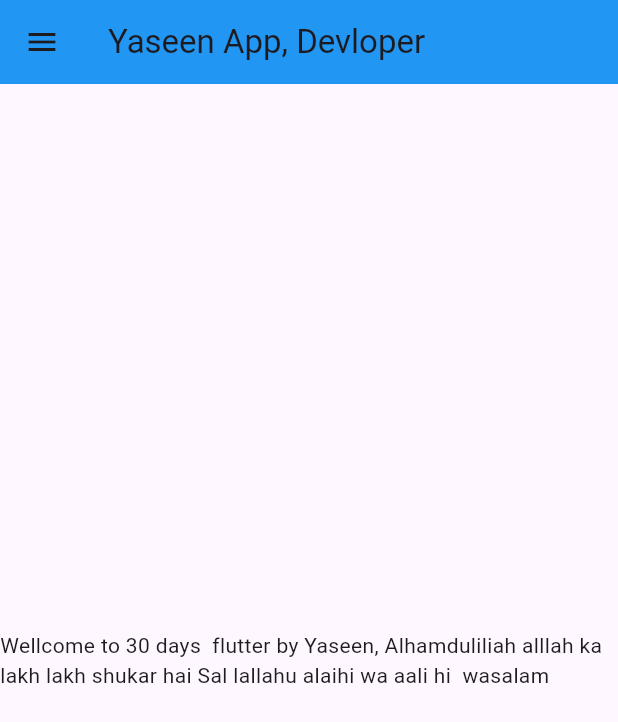
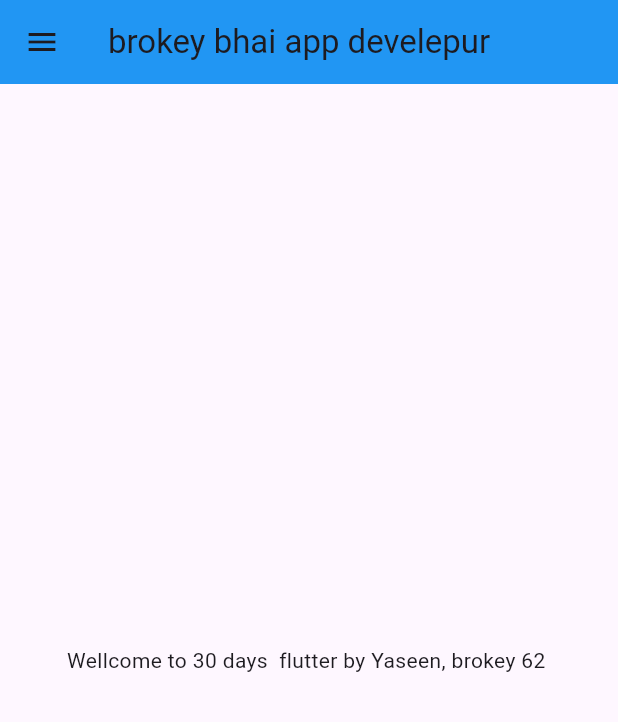
Before and after one commit to Yaseen-A-Inamdar/Working-on-project-, a Flutter app: the screen it shows after launch, on a phone screen of 412 x 824 dp. Shown: the top 722 px of the screen. Run offline on Flutter 3.47's test engine with Material 3 defaults, Android fonts, the phone set to English and light mode, and no system bars.

Commit message:
Day 3 Completed

```diff
--- a/lib/Home_page.dart
+++ b/lib/Pages_or_Scareens/Home_page.dart
@@ -18,12 +18,12 @@ class HomePage extends StatelessWidget {
 
     return Scaffold(
       appBar: AppBar(
-        title: Text("Yaseen App, Devloper"),
+        title: Text("brokey bhai app develepur"),
         backgroundColor: Colors.blue,
       ),
       body: Center(
         child: Text(
-          "Wellcome to $num1 days  flutter by $name, Alhamduliliah alllah ka lakh lakh shukar hai Sal lallahu alaihi wa aali hi  wasalam ",
+          "Wellcome to $num1 days  flutter by $name, brokey 62 ",
         ),
       ),
       drawer: Drawer(),
--- a/lib/main.dart
+++ b/lib/main.dart
@@ -1,4 +1,5 @@
-import 'package:creating_first_project_alhamdulillah/Home_page.dart';
+import 'package:creating_first_project_alhamdulillah/Pages_or_Scareens/Home_page.dart';
+import 'package:creating_first_project_alhamdulillah/Pages_or_Scareens/login_page.dart';
 import 'package:flutter/material.dart';
 
 void main() {
@@ -10,6 +11,17 @@ class MyApp extends StatelessWidget {
 
   @override
   Widget build(BuildContext context) {
-    return MaterialApp(home: HomePage());
+    return MaterialApp(
+      // home: HomePage(), hamne niche route diya tu already home page ek rote or ek route dere hai tu wo error dera
+      themeMode: ThemeMode.light,
+      theme: ThemeData(primarySwatch: Colors.green),
+      darkTheme: ThemeData(brightness: .light, primarySwatch: Colors.green),
+      initialRoute:"/homepage",
+      routes: {
+        "/": (context) => LoginPage(),
+        "/homepage": (context) => HomePage(),
+        "/login": (context) => LoginPage(),
+      },
+    );
   }
 }
```
Also changed, not shown: lib/Pages_or_Scareens/login_page.dart (added, +21 -0 lines).
